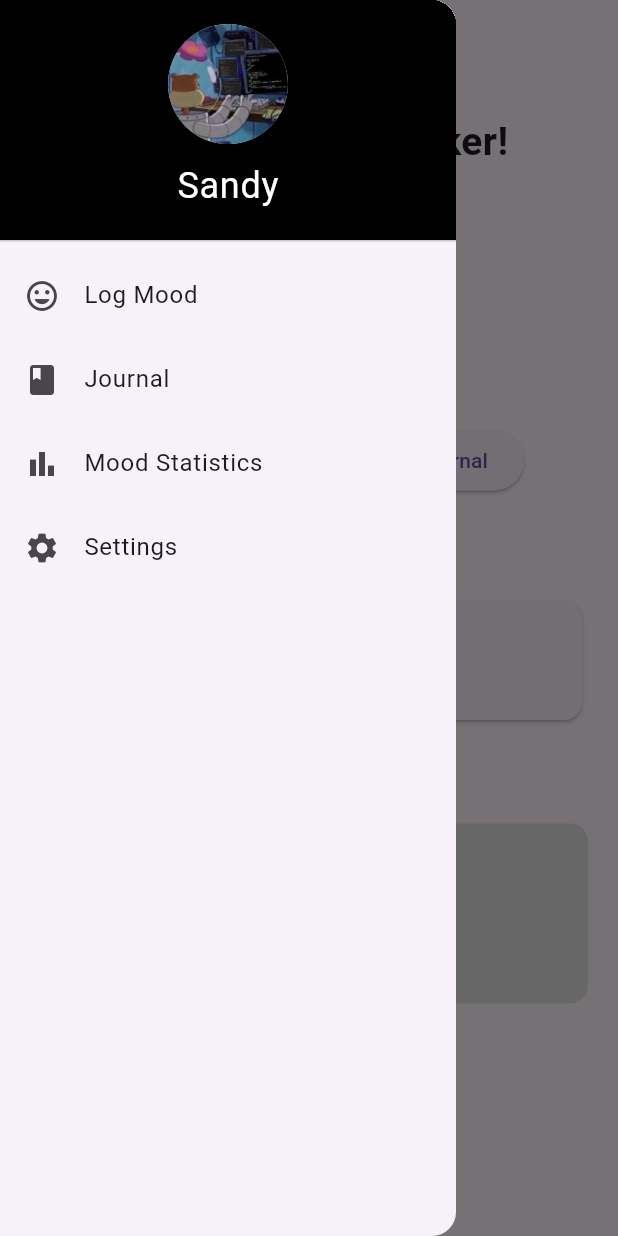
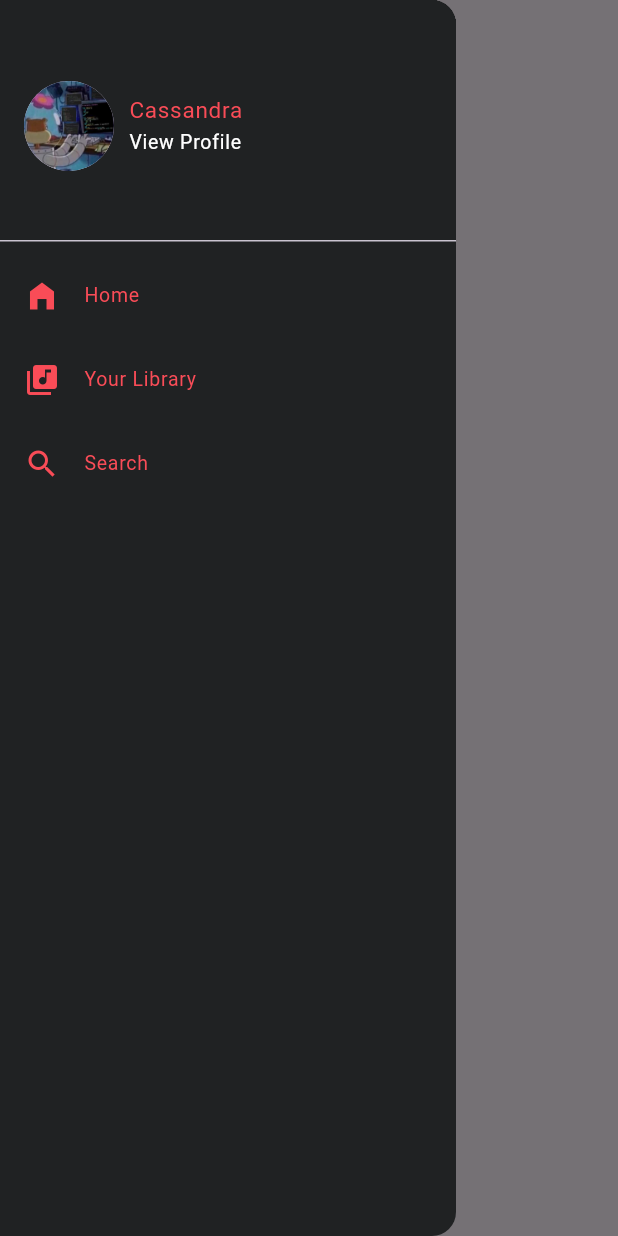
Before and after one commit to cassandraeunice/flutter-activity, a Flutter app: the screen it shows after launch, with the side drawer open, on a phone screen of 412 x 824 dp. Run offline on Flutter 3.47's test engine with Material 3 defaults, Android fonts, the phone set to English and light mode, and no system bars.

Commit message:
search page

```diff
--- a/lib/main.dart
+++ b/lib/main.dart
@@ -1,19 +1,17 @@
 import 'package:flutter/material.dart';
-import 'pages/log_mood.dart';
-import 'pages/journal.dart';
-import 'pages/mood_statistics.dart';
-import 'pages/settings.dart';
+import 'pages/search.dart';
+import 'pages/library.dart';
 
 void main() {
-  runApp(MoodTrackerApp());
+  runApp(MoodyApp());
 }
 
-class MoodTrackerApp extends StatelessWidget {
+class MoodyApp extends StatelessWidget {
   @override
   Widget build(BuildContext context) {
     return MaterialApp(
       debugShowCheckedModeBanner: false,
-      title: 'Mood Tracker',
+      title: 'Music App',
       theme: ThemeData(primarySwatch: Colors.blue),
       home: HomePage(),
     );
@@ -24,133 +22,81 @@ class HomePage extends StatelessWidget {
   @override
   Widget build(BuildContext context) {
     return Scaffold(
-      appBar: AppBar(title: Text('Mood Tracker')),
+      appBar: AppBar(title: Text('Music App')),
       drawer: Drawer(
+        backgroundColor: Color(0xFF202223), // Set the same background color as the header
         child: ListView(
           padding: EdgeInsets.zero,
           children: [
             DrawerHeader(
-              decoration: BoxDecoration(color: Colors.black),
-              child: Column(
+              decoration: BoxDecoration(color: Color(0xFF202223)), // Same color as the drawer
+              child: Row(
+                mainAxisAlignment: MainAxisAlignment.start,
+                crossAxisAlignment: CrossAxisAlignment.center,
                 children: [
                   CircleAvatar(
-                    radius: 40,
+                    radius: 30,
                     backgroundImage: AssetImage('assets/sandy.jpg'),
                   ),
-                  SizedBox(height: 10),
-                  Text(
-                    'Sandy',
-                    style: TextStyle(color: Colors.white, fontSize: 24),
+                  SizedBox(width: 10), // Adds spacing between avatar and text
+                  Column(
+                    crossAxisAlignment: CrossAxisAlignment.start,
+                    mainAxisSize: MainAxisSize.min,
+                    children: [
+                      Text(
+                        'Cassandra',
+                        style: TextStyle(color: Color(0xFFF94C57), fontSize: 15),
+                      ),
+                      Text(
+                        'View Profile',
+                        style: TextStyle(color: Colors.white, fontSize: 13),
+                      ),
+                    ],
                   ),
                 ],
               ),
             ),
             ListTile(
-              leading: Icon(Icons.mood),
-              title: Text('Log Mood'),
+              leading: Icon(
+                Icons.home_filled,
+                color: Color(0xFFF94C57), // Change icon color here
+              ),
+              title: Text(
+                'Home',
+                style: TextStyle(color: Color(0xFFF94C57), fontSize: 13),
+              ),
               onTap: () => Navigator.push(
                 context,
-                MaterialPageRoute(builder: (context) => LogMoodPage()),
+                MaterialPageRoute(builder: (context) => SearchPage()),
               ),
             ),
             ListTile(
-              leading: Icon(Icons.book),
-              title: Text('Journal'),
+              leading: Icon(
+                Icons.library_music,
+                color: Color(0xFFF94C57), // Change icon color here
+              ),
+              title: Text(
+                'Your Library',
+                style: TextStyle(color: Color(0xFFF94C57), fontSize: 13),
+              ),
               onTap: () => Navigator.push(
                 context,
-                MaterialPageRoute(builder: (context) => JournalPage()),
+                MaterialPageRoute(builder: (context) => SearchPage()),
               ),
             ),
             ListTile(
-              leading: Icon(Icons.bar_chart),
-              title: Text('Mood Statistics'),
+              leading: Icon(
+                Icons.search,
+                color: Color(0xFFF94C57), // Change icon color here
+              ),
+              title: Text(
+                'Search',
+                style: TextStyle(color: Color(0xFFF94C57), fontSize: 13),
+              ),
               onTap: () => Navigator.push(
                 context,
-                MaterialPageRoute(builder: (context) => MoodStatisticsPage()),
+                MaterialPageRoute(builder: (context) => SearchPage()),
               ),
-            ),
-            ListTile(
-              leading: Icon(Icons.settings),
-              title: Text('Settings'),
-              onTap: () => Navigator.push(
-                context,
-                MaterialPageRoute(builder: (context) => SettingsPage()),
-              ),
-            ),
-          ],
-        ),
-      ),
-      body: Padding(
-        padding: EdgeInsets.all(20.0),
-        child: Column(
-          crossAxisAlignment: CrossAxisAlignment.start,
-          children: [
-            Text(
-              'Welcome to Mood Tracker!',
-              style: TextStyle(fontSize: 26, fontWeight: FontWeight.bold),
-            ),
-            SizedBox(height: 24),
-            Container(
-              padding: EdgeInsets.all(20),
-              decoration: BoxDecoration(
-                color: Colors.yellow[200],
-                borderRadius: BorderRadius.circular(12),
-              ),
-              child: Column(
-                children: [
-                  Text('Today\'s Mood: 😊', style: TextStyle(fontSize: 20)),
-                  SizedBox(height: 12),
-                ],
-              ),
-            ),
-            SizedBox(height: 24),
-            Text('Quick Actions:', style: TextStyle(fontSize: 20, fontWeight: FontWeight.bold)),
-            SizedBox(height: 12),
-            Row(
-              mainAxisAlignment: MainAxisAlignment.spaceEvenly,
-              children: [
-                ElevatedButton.icon(
-                  icon: Icon(Icons.mood),
-                  label: Text('Log Mood'),
-                  onPressed: () => Navigator.push(
-                    context,
-                    MaterialPageRoute(builder: (context) => LogMoodPage()),
-                  ),
-                ),
-                ElevatedButton.icon(
-                  icon: Icon(Icons.book),
-                  label: Text('Journal'),
-                  onPressed: () => Navigator.push(
-                    context,
-                    MaterialPageRoute(builder: (context) => JournalPage()),
-                  ),
-                ),
-              ],
-            ),
-            SizedBox(height: 24),
-            Text('Recent Journal Entries:', style: TextStyle(fontSize: 20, fontWeight: FontWeight.bold)),
-            SizedBox(height: 12),
-            Card(
-              child: ListTile(
-                leading: Icon(Icons.note),
-                title: Text('Had a great day!'),
-                subtitle: Text('Felt really productive today and accomplished a lot.'),
-                onTap: () => Navigator.push(
-                  context,
-                  MaterialPageRoute(builder: (context) => JournalPage()),
-                ),
-              ),
-            ),
-            SizedBox(height: 24),
-            Text('Mood Trends:', style: TextStyle(fontSize: 20, fontWeight: FontWeight.bold)),
-            SizedBox(height: 12),
-            Container(
-              height: 120,
-              decoration: BoxDecoration(
-                color: Colors.grey[300],
-                borderRadius: BorderRadius.circular(12),
-              ),
-              child: Center(child: Text('Mood graph placeholder', style: TextStyle(fontSize: 16))),
             ),
           ],
         ),
--- a/pubspec.yaml
+++ b/pubspec.yaml
@@ -56,6 +56,9 @@ flutter:
 
   assets:
     - assets/sandy.jpg
+    - assets/freudian.jpg
+    - assets/drake.png
+    - assets/1975.png
 
   # An image asset can refer to one or more resolution-specific "variants", see
   # https://flutter.dev/to/resolution-aware-images
```
Also changed, not shown: lib/pages/journal.dart (deleted, +0 -62 lines), lib/pages/log_mood.dart (deleted, +0 -101 lines), lib/pages/mood_statistics.dart (deleted, +0 -69 lines), lib/pages/search.dart (added, +200 -0 lines), lib/pages/settings.dart (deleted, +0 -91 lines), assets/1975.png (added), assets/drake.png (added), assets/freudian.jpg (added), lib/pages/library.dart (added), 1 other file.
